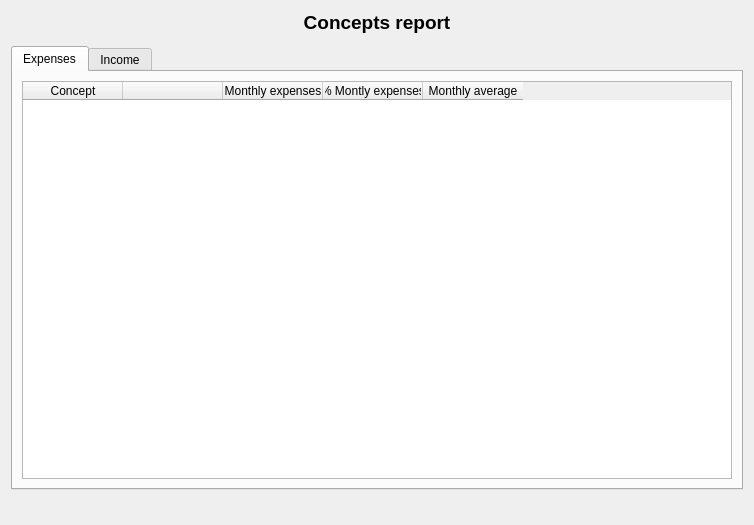
Above: ui/wdgConceptos.ui from turulomio/xulpymoney before the change. Below: the same form after it.
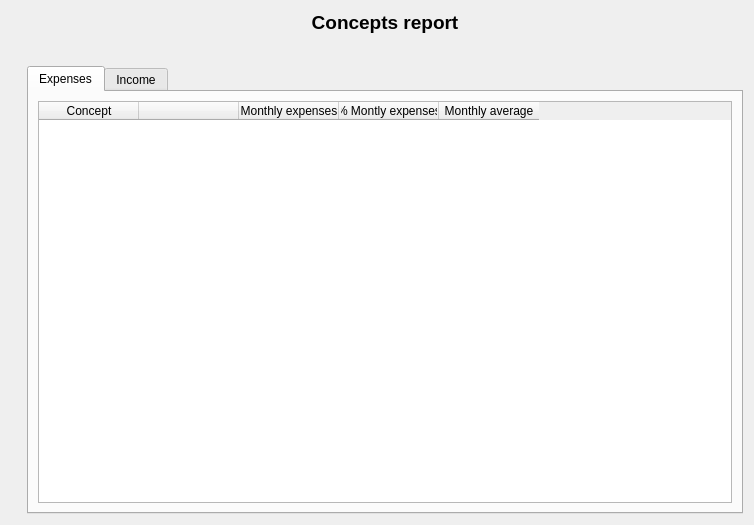
That is the form after the change. Icons and pictures are not drawn. Custom widgets are drawn as their Qt base class.

Commit message: Mejorado interfaz

The edit to the form file:
```diff
--- a/ui/wdgConceptos.ui
+++ b/ui/wdgConceptos.ui
@@ -13,7 +13,24 @@
   <property name="windowTitle">
    <string>Form</string>
   </property>
-  <layout class="QVBoxLayout" name="verticalLayout_2">
+  <layout class="QHBoxLayout" name="horizontalLayout_4">
+   <item>
+    <widget class="QLabel" name="lblTotal">
+     <property name="font">
+      <font>
+       <pointsize>12</pointsize>
+       <weight>75</weight>
+       <bold>true</bold>
+      </font>
+     </property>
+     <property name="text">
+      <string/>
+     </property>
+     <property name="alignment">
+      <set>Qt::AlignCenter</set>
+     </property>
+    </widget>
+   </item>
    <item>
     <layout class="QVBoxLayout" name="verticalLayout">
      <item>
@@ -34,7 +51,37 @@
       </widget>
      </item>
      <item>
-      <widget class="wdgYearMonth" name="wdgYM" native="true"/>
+      <layout class="QHBoxLayout" name="horizontalLayout_3">
+       <item>
+        <spacer name="horizontalSpacer_2">
+         <property name="orientation">
+          <enum>Qt::Horizontal</enum>
+         </property>
+         <property name="sizeHint" stdset="0">
+          <size>
+           <width>40</width>
+           <height>20</height>
+          </size>
+         </property>
+        </spacer>
+       </item>
+       <item>
+        <widget class="wdgYearMonth" name="wdgYM" native="true"/>
+       </item>
+       <item>
+        <spacer name="horizontalSpacer">
+         <property name="orientation">
+          <enum>Qt::Horizontal</enum>
+         </property>
+         <property name="sizeHint" stdset="0">
+          <size>
+           <width>40</width>
+           <height>20</height>
+          </size>
+         </property>
+        </spacer>
+       </item>
+      </layout>
      </item>
      <item>
       <widget class="QTabWidget" name="tabWidget">
@@ -159,23 +206,6 @@
      </item>
     </layout>
    </item>
-   <item>
-    <widget class="QLabel" name="lblTotal">
-     <property name="font">
-      <font>
-       <pointsize>12</pointsize>
-       <weight>75</weight>
-       <bold>true</bold>
-      </font>
-     </property>
-     <property name="text">
-      <string/>
-     </property>
-     <property name="alignment">
-      <set>Qt::AlignCenter</set>
-     </property>
-    </widget>
-   </item>
   </layout>
   <action name="actionCuentaNueva">
    <property name="icon">
```
The commit also changes 4 other files.
